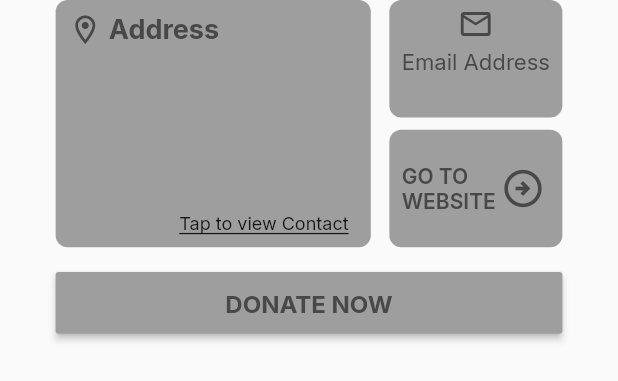
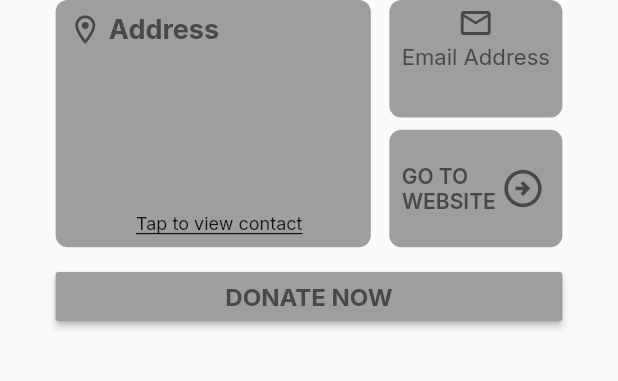
Before and after one commit to Sparsh-R17/Climate-Fintech-App, a Flutter app: the CompanyInfo widget shown alone on an empty page, opened directly with empty values, on a phone screen of 412 x 824 dp. Shown: the top 381 px of the screen. Run offline on Flutter 3.47's test engine with Material 2 defaults, Android fonts, the phone set to English and light mode, and no system bars; our stand-ins replace carousel_slider, flutter_svg, google_fonts, syncfusion_flutter_charts; network calls fail.

Commit message:
made few pages responsive

```diff
--- a/lib/config/drawer_data.dart
+++ b/lib/config/drawer_data.dart
@@ -13,7 +13,7 @@
   ),
   DrawerList(
     boxColor: AppColor.green,
-    listName: 'Your Social Networks',
+    listName: 'Social Networks',
     icon: 'assets/images/png/socialmedia_icon.png',
     listTag: '',
     trailingIcon: Icons.navigate_next,
--- a/lib/screens/company_list.dart
+++ b/lib/screens/company_list.dart
@@ -176,7 +176,7 @@
           ),
           //Expand Icon
           Padding(
-              padding: const EdgeInsets.fromLTRB(20, 24, 25, 23),
+              padding: const EdgeInsets.fromLTRB(20, 24, 0, 23),
               child: InkWell(
                 onTap: () {
                   setState(() {
--- a/lib/widgets/carousel_tile.dart
+++ b/lib/widgets/carousel_tile.dart
@@ -37,7 +37,7 @@
             children: [
               Container(
                 width: MediaQuery.of(context).size.width * 0.76,
-                height: MediaQuery.of(context).size.height * 0.185,
+                height: MediaQuery.of(context).size.height * 0.171,
                 decoration: const BoxDecoration(
                   borderRadius: BorderRadius.only(
                     topLeft: Radius.circular(30),
--- a/lib/widgets/company_info.dart
+++ b/lib/widgets/company_info.dart
@@ -65,14 +65,14 @@
                       crossAxisAlignment: CrossAxisAlignment.center,
                       children: [
                         SizedBox(
-                          height: pageHeight * 0.005,
+                          height: pageHeight * 0.004,
                         ),
                         const Icon(
                           Icons.email_outlined,
                           color: Color.fromARGB(255, 73, 72, 72),
                         ),
                         SizedBox(
-                          height: pageHeight * 0.005,
+                          height: pageHeight * 0.002,
                         ),
                         SizedBox(
                           width: pageWidth * 0.24,
@@ -87,10 +87,10 @@
                           ),
                         ),
                         SizedBox(
-                          height: pageHeight * 0.003,
+                          height: pageHeight * 0.001,
                         ),
                         SizedBox(
-                          width: pageWidth * 0.25,
+                          width: pageWidth * 0.20,
                           child: FittedBox(
                             fit: BoxFit.fitHeight,
                             child: Text(
@@ -146,7 +146,7 @@
             margin: EdgeInsets.only(
                 top: pageHeight * 0.02, bottom: pageHeight * 0.02),
             width: pageWidth * 0.82,
-            height: pageHeight * 0.05,
+            height: pageHeight * 0.04,
             child: MaterialButton(
               onPressed: () {},
               color: widget.buttonColor,
@@ -220,11 +220,11 @@
           },
           child: Padding(
             padding: EdgeInsets.only(
-              left: pageWidth * 0.2,
+              left: pageWidth * 0.13,
               bottom: pageHeight * 0.01,
             ),
             child: const Text(
-              'Tap to view Contact',
+              'Tap to view contact',
               style: TextStyle(
                 decoration: TextDecoration.underline,
                 fontSize: 12,
@@ -298,11 +298,11 @@
           child: Padding(
             padding: EdgeInsets.only(
               top: pageHeight * 0.03,
-              left: pageWidth * 0.19,
+              left: pageWidth * 0.13,
               bottom: pageHeight * 0.01,
             ),
             child: const Text(
-              'Tap to view Address',
+              'Tap to view address',
               style: TextStyle(
                 decoration: TextDecoration.underline,
                 fontSize: 12,
```
Also changed, not shown: lib/widgets/custom_drawer.dart (+15 -3 lines), lib/widgets/view_donation.dart (+28 -12 lines).
